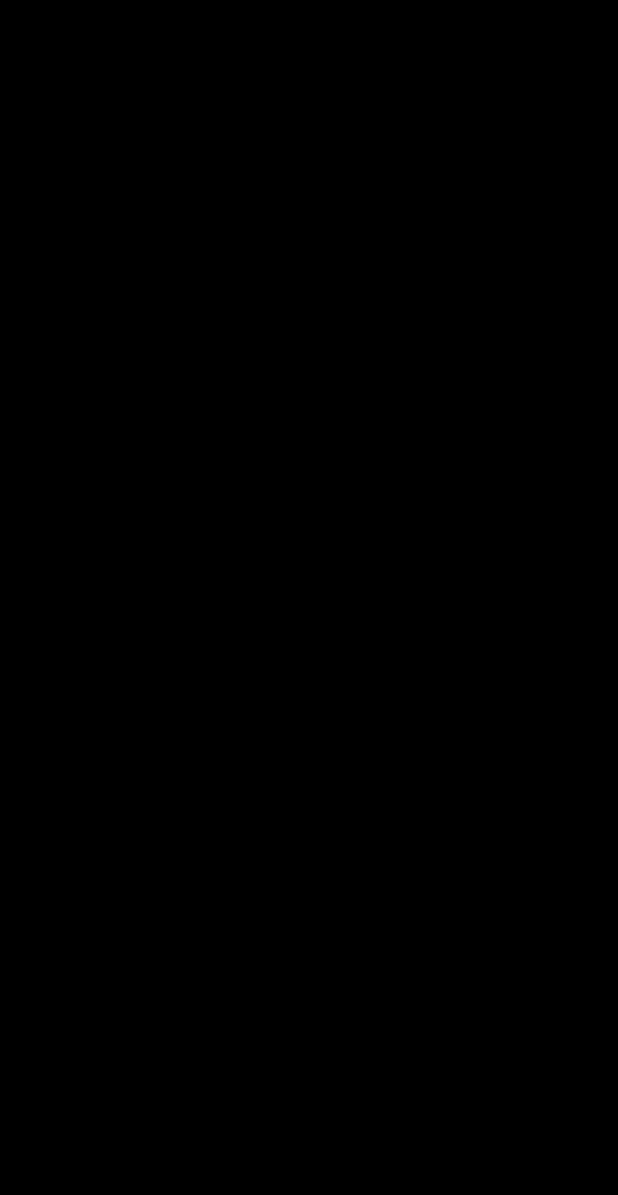
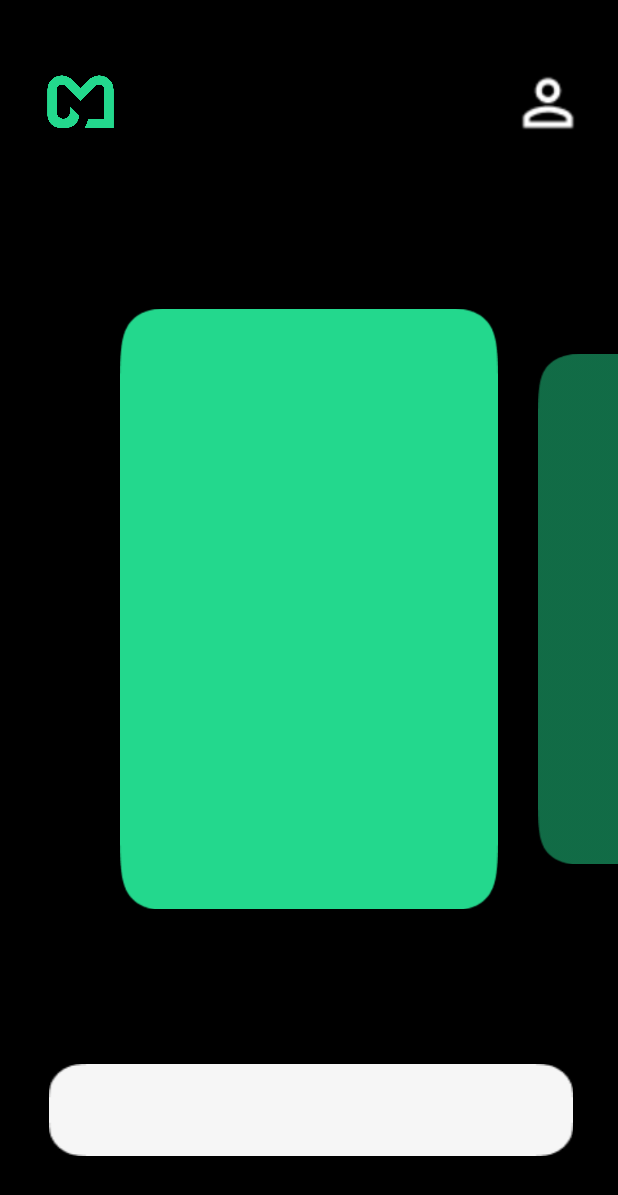
Before and after one commit to ClothesMe/Android, an Android app: the screen it shows after launch (ClothesMeApplication), on a phone screen of 412 x 824 dp. Before the commit the part shown is empty. Shown: the top 1195 px of the screen. Run offline under Robolectric (Android 15) with nearby library versions, the light colour scheme and no system bars.

Commit message:
feat: Main 화면 구성 & ViewPage2 무한 이미지 슬라이딩 구현

```diff
--- a/app/build.gradle
+++ b/app/build.gradle
@@ -5,12 +5,12 @@ plugins {
 
 android {
     namespace 'com.example.clothesme_android'
-    compileSdk 34
+    compileSdk 33
 
     defaultConfig {
         applicationId "com.example.clothesme_android"
         minSdk 24
-        targetSdk 34
+        targetSdk 33
         versionCode 1
         versionName "1.0"
 
@@ -33,9 +33,11 @@ android {
 }
 
 dependencies {
-    implementation 'androidx.core:core-ktx:1.13.1'
+    implementation 'androidx.viewpager2:viewpager2:1.0.0'
+    implementation 'com.makeramen:roundedimageview:2.3.0'
+    implementation 'androidx.core:core-ktx:1.8.0'
     implementation 'androidx.appcompat:appcompat:1.6.1'
-    implementation 'com.google.android.material:material:1.12.0'
+    implementation 'com.google.android.material:material:1.5.0'
     implementation 'androidx.constraintlayout:constraintlayout:2.1.4'
     testImplementation 'junit:junit:4.13.2'
     androidTestImplementation 'androidx.test.ext:junit:1.1.5'
--- /dev/null
+++ b/app/src/main/java/com/example/clothesme_android/ClothesMeApplication.java
@@ -0,0 +1,74 @@
+package com.example.clothesme_android;
+
+import android.os.Bundle;
+import android.os.Handler;
+
+import androidx.appcompat.app.AppCompatActivity;
+import androidx.recyclerview.widget.RecyclerView;
+import androidx.viewpager2.widget.CompositePageTransformer;
+import androidx.viewpager2.widget.MarginPageTransformer;
+import androidx.viewpager2.widget.ViewPager2;
+
+import java.util.ArrayList;
+import java.util.List;
+
+public class ClothesMeApplication extends AppCompatActivity {
+    private ViewPager2 viewPager2;
+    private Handler sliderHandler = new Handler();
+
+    @Override
+    protected void onCreate(Bundle savedInstanceState) {
+        super.onCreate(savedInstanceState);
+        setContentView(R.layout.activity_main);
+
+        viewPager2 = findViewById(R.id.image_slider);
+
+        List<SliderItems> sliderItems = new ArrayList<>();
+        sliderItems.add(new SliderItems(R.drawable.function1)); //기능 1
+        sliderItems.add(new SliderItems(R.drawable.function1)); //기능 2
+        sliderItems.add(new SliderItems(R.drawable.function1)); //기능 3
+
+        viewPager2.setAdapter(new SliderAdapter(sliderItems,viewPager2));
+
+        viewPager2.setClipToPadding(false);
+        viewPager2.setClipChildren(false);
+        viewPager2.setOffscreenPageLimit(3);
+        viewPager2.getChildAt(0).setOverScrollMode(RecyclerView.OVER_SCROLL_NEVER);
+
+        CompositePageTransformer compositePageTransformer = new CompositePageTransformer();
+        compositePageTransformer.addTransformer(new MarginPageTransformer(40));
+        compositePageTransformer.addTransformer((page, position) -> {
+            float r = 1 - Math.abs(position);
+            page.setScaleY(0.85f + r * 0.15f);
+            page.setAlpha(0.5f + (1 - Math.abs(position)));
+        });
+
+        viewPager2.setPageTransformer(compositePageTransformer);
+
+        viewPager2.registerOnPageChangeCallback(new ViewPager2.OnPageChangeCallback() {
+            @Override
+            public void onPageSelected(int position) {
+                super.onPageSelected(position);
+                sliderHandler.removeCallbacks(sliderRunnable);
+            }
+        });
+    }
+
+    private Runnable sliderRunnable = new Runnable() {
+        @Override
+        public void run() {
+            viewPager2.setCurrentItem(viewPager2.getCurrentItem() + 1);
+        }
+    };
+
+    @Override
+    protected void onPause() {
+        super.onPause();
+        sliderHandler.removeCallbacks(sliderRunnable);
+    }
+
+    @Override
+    protected void onResume() {
+        super.onResume();
+    }
+}
--- a/app/src/main/java/com/example/clothesme_android/ClothesMeApplication.kt
+++ /dev/null
@@ -1,11 +0,0 @@
-package com.example.clothesme_android
-
-import androidx.appcompat.app.AppCompatActivity
-import android.os.Bundle
-
-class ClothesMeApplication : AppCompatActivity() {
-    override fun onCreate(savedInstanceState: Bundle?) {
-        super.onCreate(savedInstanceState)
-        setContentView(R.layout.activity_main)
-    }
-}
--- /dev/null
+++ b/app/src/main/java/com/example/clothesme_android/SliderAdapter.java
@@ -0,0 +1,59 @@
+package com.example.clothesme_android;
+
+import android.view.LayoutInflater;
+import android.view.View;
+import android.view.ViewGroup;
+import android.widget.ImageView;
+
+import androidx.annotation.NonNull;
+import androidx.recyclerview.widget.RecyclerView;
+import androidx.viewpager2.widget.ViewPager2;
+
+import java.util.List;
+
+public class SliderAdapter extends RecyclerView.Adapter<SliderAdapter.SliderViewHolder> {
+    private List<SliderItems> sliderItems;
+    private ViewPager2 viewPager2;
+    SliderAdapter(List<SliderItems> sliderItems, ViewPager2 viewPager2) {
+        this.sliderItems = sliderItems;
+        this.viewPager2 = viewPager2;
+    }
+    @NonNull
+    @Override
+    public SliderViewHolder onCreateViewHolder(@NonNull ViewGroup parent, int viewType) {
+        return new SliderViewHolder(
+                LayoutInflater.from(parent.getContext()).inflate(
+                        R.layout.slide_item, parent, false
+                ) );
+    }
+
+    @Override
+    public void onBindViewHolder(@NonNull SliderViewHolder holder, int position) {
+        holder.setImage(sliderItems.get(position));
+        if (position == sliderItems.size()- 2){
+            viewPager2.post(runnable);
+        }
+    }
+    @Override
+    public int getItemCount() {
+        return sliderItems.size();
+    }
+    class SliderViewHolder extends RecyclerView.ViewHolder {
+        private ImageView imageView;
+        SliderViewHolder(@NonNull View itemView) {
+            super(itemView);
+            imageView = itemView.findViewById(R.id.image_slider);
+        }
+        void setImage(SliderItems sliderItems){
+            imageView.setImageResource(sliderItems.getImage());
+        }
+    }
+
+    private Runnable runnable = new Runnable() {
+        @Override
+        public void run() {
+            sliderItems.addAll(sliderItems);
+            notifyDataSetChanged();
+        }
+    };
+}
--- /dev/null
+++ b/app/src/main/java/com/example/clothesme_android/SliderItems.java
@@ -0,0 +1,11 @@
+package com.example.clothesme_android;
+
+public class SliderItems {
+    private int image;
+    SliderItems(int image) {
+        this.image = image;
+    }
+    public int getImage() {
+        return image;
+    }
+}
--- a/app/src/main/res/layout/activity_main.xml
+++ b/app/src/main/res/layout/activity_main.xml
@@ -1,5 +1,6 @@
 <?xml version="1.0" encoding="utf-8"?>
-<LinearLayout xmlns:android="http://schemas.android.com/apk/res/android"
+<androidx.constraintlayout.widget.ConstraintLayout xmlns:android="http://schemas.android.com/apk/res/android"
+    xmlns:app="http://schemas.android.com/apk/res-auto"
     xmlns:tools="http://schemas.android.com/tools"
     android:layout_width="match_parent"
     android:layout_height="match_parent"
@@ -7,4 +8,96 @@
     android:orientation="vertical"
     tools:context=".ClothesMeApplication">
 
-</LinearLayout>
+    <ImageView
+        android:id="@+id/image_logo"
+        android:layout_width="78dp"
+        android:layout_height="75dp"
+        android:layout_marginStart="15dp"
+        android:layout_marginTop="30dp"
+        android:contentDescription="@string/app_main"
+        android:scaleX="1"
+        android:scaleY="1"
+        app:layout_constraintStart_toStartOf="parent"
+        app:layout_constraintTop_toTopOf="parent"
+        app:srcCompat="@drawable/logo" />
+
+    <ImageView
+        android:id="@+id/image_user"
+        android:layout_width="49dp"
+        android:layout_height="49dp"
+        android:layout_marginStart="170dp"
+        android:layout_marginTop="44dp"
+        android:layout_marginEnd="6dp"
+        android:contentDescription="@string/app_main"
+        android:scaleX="1"
+        android:scaleY="1"
+        app:layout_constraintEnd_toEndOf="parent"
+        app:layout_constraintHorizontal_bias="0.829"
+        app:layout_constraintStart_toEndOf="@+id/image_logo"
+        app:layout_constraintTop_toTopOf="parent"
+        app:srcCompat="@drawable/user" />
+
+    <ImageButton
+        android:id="@+id/white_btn"
+        android:layout_width="350dp"
+        android:layout_height="68dp"
+        android:layout_marginStart="39dp"
+        android:layout_marginEnd="90dp"
+        android:layout_marginBottom="50dp"
+        android:background="#00FFFFFF"
+        android:contentDescription="@string/app_main"
+        android:scaleX="1.12"
+        android:scaleY="1"
+        app:layout_constraintBottom_toBottomOf="parent"
+        app:layout_constraintEnd_toEndOf="parent"
+        app:layout_constraintHorizontal_bias="0.115"
+        app:layout_constraintStart_toStartOf="parent"
+        app:srcCompat="@drawable/white_btn" />
+
+    <androidx.viewpager2.widget.ViewPager2
+        android:id="@+id/image_slider"
+        android:layout_width="match_parent"
+        android:layout_height="400dp"
+        android:layout_marginTop="10dp"
+        android:layout_marginBottom="10dp"
+        android:paddingStart="80dp"
+        android:paddingEnd="80dp"
+        app:layout_constraintBaseline_toBottomOf="parent"
+        app:layout_constraintBottom_toTopOf="@+id/white_btn"
+        app:layout_constraintEnd_toEndOf="parent"
+        app:layout_constraintHorizontal_bias="0.0"
+        app:layout_constraintLeft_toLeftOf="parent"
+        app:layout_constraintRight_toRightOf="parent"
+        app:layout_constraintStart_toStartOf="parent"
+        app:layout_constraintTop_toBottomOf="@+id/image_logo" />
+
+    <androidx.constraintlayout.widget.Guideline
+        android:id="@+id/guideline2"
+        android:layout_width="wrap_content"
+        android:layout_height="wrap_content"
+        android:orientation="horizontal"
+        app:layout_constraintGuide_begin="85dp" />
+
+    <androidx.constraintlayout.widget.Guideline
+        android:id="@+id/guideline3"
+        android:layout_width="wrap_content"
+        android:layout_height="wrap_content"
+        android:orientation="vertical"
+        app:layout_constraintGuide_end="31dp" />
+
+    <androidx.constraintlayout.widget.Guideline
+        android:id="@+id/guideline4"
+        android:layout_width="wrap_content"
+        android:layout_height="wrap_content"
+        android:orientation="vertical"
+        app:layout_constraintGuide_end="379dp"
+        app:layout_constraintGuide_begin="31dp"/>
+
+    <androidx.constraintlayout.widget.Guideline
+        android:id="@+id/guideline5"
+        android:layout_width="wrap_content"
+        android:layout_height="wrap_content"
+        android:orientation="horizontal"
+        app:layout_constraintGuide_begin="50dp" />
+
+</androidx.constraintlayout.widget.ConstraintLayout>
--- /dev/null
+++ b/app/src/main/res/layout/slide_item.xml
@@ -0,0 +1,11 @@
+<?xml version="1.0" encoding="utf-8"?>
+<ImageView
+    xmlns:android="http://schemas.android.com/apk/res/android"
+    xmlns:app="http://schemas.android.com/apk/res-auto"
+    android:id="@+id/image_slider"
+    android:layout_width="match_parent"
+    android:layout_height="match_parent"
+    android:scaleType="centerCrop"
+    android:contentDescription="@string/app_main"
+    android:adjustViewBounds="true"
+    app:riv_corner_radius="12dp"/>
--- a/app/src/main/res/values/strings.xml
+++ b/app/src/main/res/values/strings.xml
@@ -1,4 +1,5 @@
 <resources>
     <string name="app_name">ClothesMe-Android</string>
     <string name="app_intro">Intro</string>
+    <string name="app_main">Main</string>
 </resources>
```
Also changed, not shown: app/src/main/res/drawable-v24/function1.png (added), app/src/main/res/drawable-v24/user.png (added), app/src/main/res/drawable-v24/white_btn.png (added), app/src/main/res/drawable/function1.png (added), app/src/main/res/drawable/user.png (added), app/src/main/res/drawable/white_btn.png (added).
